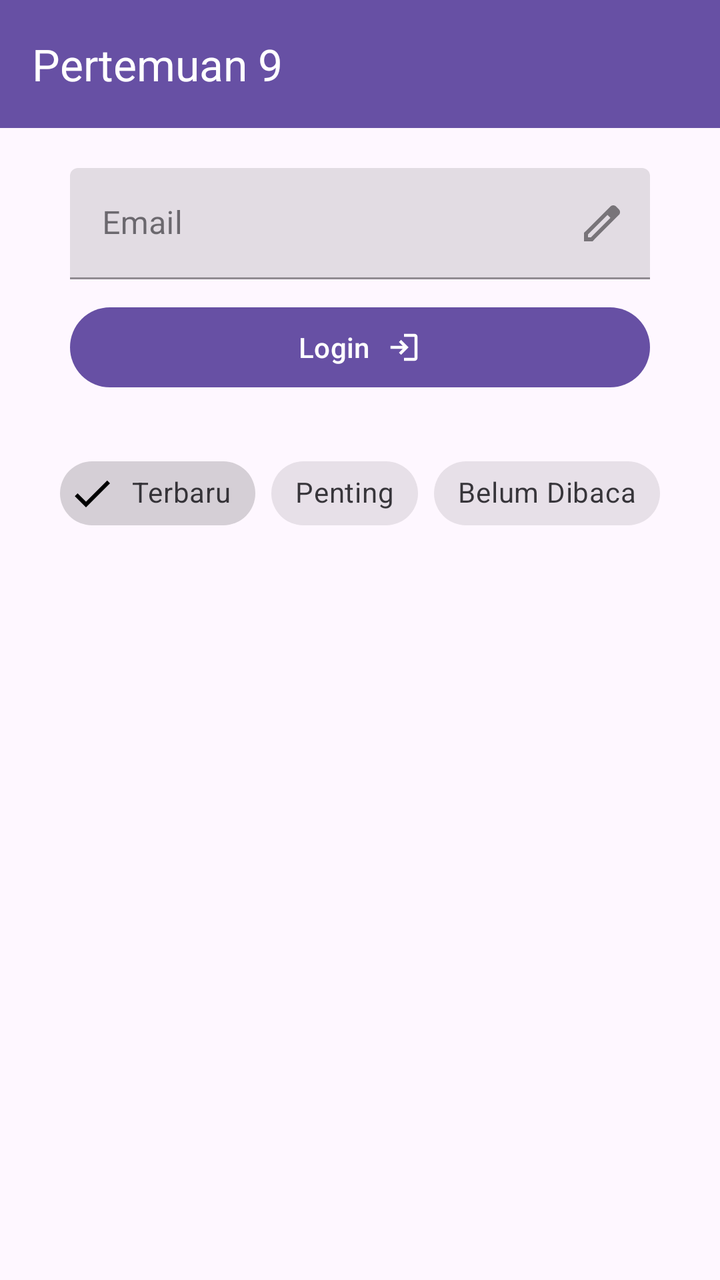
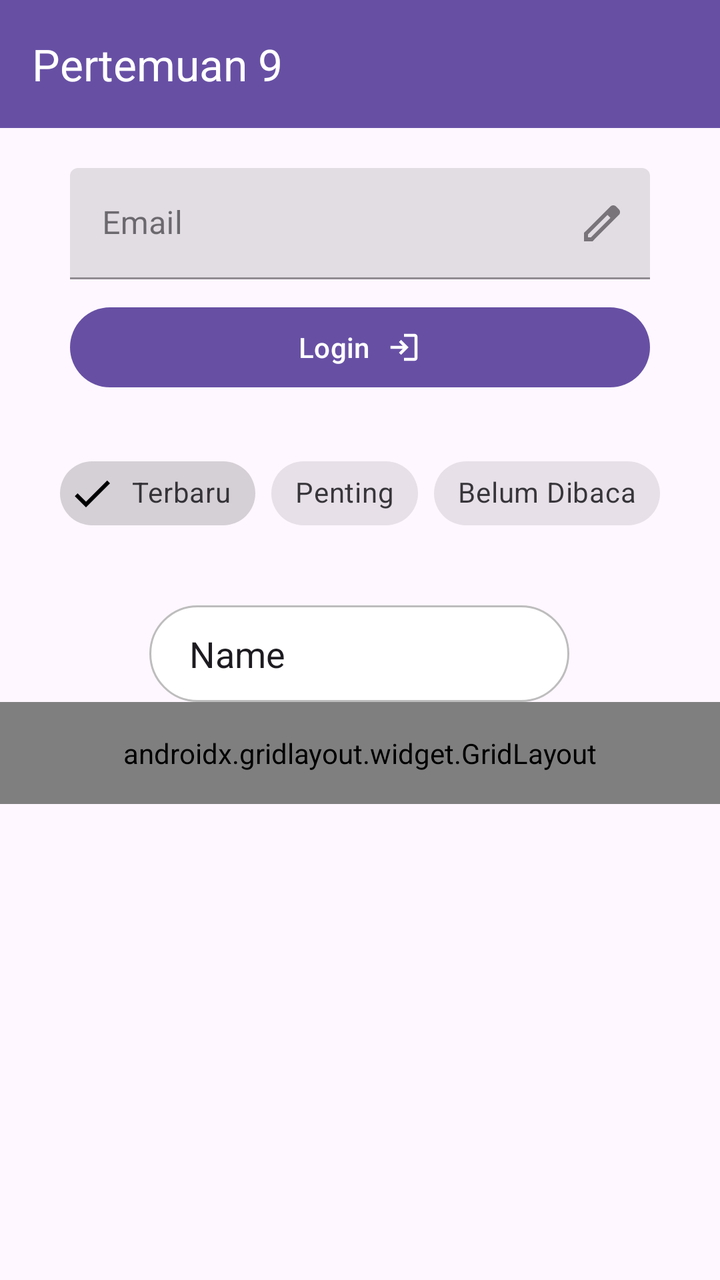

Screens rendered from an Android XML layout before and after an edit, with the pre-edit source and the edit as a unified diff.
<!-- AndroidManifest.xml: application theme Theme.MersyaApps -->
<!-- res/layout/activity_ninth.xml -->
<?xml version="1.0" encoding="utf-8"?>
<androidx.constraintlayout.widget.ConstraintLayout xmlns:android="http://schemas.android.com/apk/res/android"
    xmlns:app="http://schemas.android.com/apk/res-auto"
    xmlns:tools="http://schemas.android.com/tools"
    android:id="@+id/main"
    android:layout_width="match_parent"
    android:layout_height="match_parent"
    tools:context=".Home.pertemuan9.NinthActivity">

    <androidx.appcompat.widget.Toolbar
        android:id="@+id/toolbar"
        android:layout_width="match_parent"
        android:layout_height="?attr/actionBarSize"
        android:background="?attr/colorPrimary"
        app:titleTextColor="@android:color/white"
        app:title="Pertemuan 9"
        app:layout_scrollFlags="scroll|enterAlways"/>

    <com.google.android.material.textfield.TextInputLayout
        android:id="@+id/textInputLayout"
        style="@style/Widget.MaterialComponents.TextInputLayout.FilledBox"
        android:layout_width="match_parent"
        android:layout_height="wrap_content"
        android:layout_marginHorizontal="35dp"
        android:layout_marginTop="20dp"
        android:hint="Email"
        app:layout_constraintEnd_toEndOf="parent"
        app:layout_constraintStart_toStartOf="parent"
        app:layout_constraintTop_toBottomOf="@+id/toolbar"
        app:endIconMode="custom"
        app:endIconDrawable="@drawable/ic_edit">

        <com.google.android.material.textfield.TextInputEditText
            android:id="@+id/etEmail"
            android:layout_width="match_parent"
            android:layout_height="wrap_content"
            android:inputType="textEmailAddress" />
    </com.google.android.material.textfield.TextInputLayout>

    <com.google.android.material.button.MaterialButton
        android:id="@+id/btnLogin"
        android:layout_width="match_parent"
        android:layout_height="wrap_content"
        android:layout_marginHorizontal="35dp"
        android:layout_marginTop="10dp"
        android:text="Login"
        app:icon="@drawable/ic_login"
        app:iconGravity="textEnd"
        app:layout_constraintEnd_toEndOf="parent"
        app:layout_constraintStart_toStartOf="parent"
        app:layout_constraintTop_toBottomOf="@+id/textInputLayout"
        app:rippleColor="@color/bg"/>

    <com.google.android.material.chip.ChipGroup
        android:id="@+id/chipGroupFilter"
        android:layout_width="wrap_content"
        android:layout_height="wrap_content"
        android:layout_marginTop="25dp"
        app:layout_constraintEnd_toEndOf="parent"
        app:layout_constraintStart_toStartOf="parent"
        app:layout_constraintTop_toBottomOf="@+id/btnLogin"
        app:singleSelection="true">

        <com.google.android.material.chip.Chip
            android:id="@+id/chipTerbaru"
            style="@style/Widget.MaterialComponents.Chip.Filter"
            android:layout_width="wrap_content"
            android:layout_height="wrap_content"
            android:checked="true"
            android:text="Terbaru" />

        <com.google.android.material.chip.Chip
            android:id="@+id/chipPenting"
            style="@style/Widget.MaterialComponents.Chip.Filter"
            android:layout_width="wrap_content"
            android:layout_height="wrap_content"
            android:text="Penting" />

        <com.google.android.material.chip.Chip
            android:id="@+id/chipBelumDibaca"
            style="@style/Widget.MaterialComponents.Chip.Filter"
            android:layout_width="wrap_content"
            android:layout_height="wrap_content"
            android:text="Belum Dibaca" />

    </com.google.android.material.chip.ChipGroup>

</androidx.constraintlayout.widget.ConstraintLayout>
<!-- resources referenced by this layout -->
<resources>
  <color name="bg">#9AE91377</color>
  <!-- drawable ic_edit (drawable) -->
  <vector xmlns:android="http://schemas.android.com/apk/res/android" android:height="24dp" android:tint="#000000" android:viewportHeight="960" android:viewportWidth="960" android:width="24dp">
        
      <path android:fillColor="@android:color/white" android:pathData="M200,760L257,760L648,369L591,312L200,703L200,760ZM120,840L120,670L648,143Q660,132 674.5,126Q689,120 705,120Q721,120 736,126Q751,132 762,144L817,200Q829,211 834.5,226Q840,241 840,256Q840,272 834.5,286.5Q829,301 817,313L290,840L120,840ZM760,256L760,256L704,200L704,200L760,256ZM619,341L591,312L591,312L648,369L648,369L619,341Z"/>
      
  </vector>
  <!-- drawable ic_login (drawable) -->
  <vector xmlns:android="http://schemas.android.com/apk/res/android" android:autoMirrored="true" android:height="24dp" android:tint="#000000" android:viewportHeight="960" android:viewportWidth="960" android:width="24dp">
        
      <path android:fillColor="@android:color/white" android:pathData="M480,840L480,760L760,760Q760,760 760,760Q760,760 760,760L760,200Q760,200 760,200Q760,200 760,200L480,200L480,120L760,120Q793,120 816.5,143.5Q840,167 840,200L840,760Q840,793 816.5,816.5Q793,840 760,840L480,840ZM400,680L345,622L447,520L120,520L120,440L447,440L345,338L400,280L600,480L400,680Z"/>
      
  </vector>
  <style name="Theme.MersyaApps" parent="Base.Theme.MersyaApps" />
  <style name="Base.Theme.MersyaApps" parent="Theme.Material3.DayNight.NoActionBar">
          
          
      </style>
</resources>

<!-- the commit's change to res/layout/activity_ninth.xml (unified diff, before → after) -->
@@ -85,4 +85,81 @@
 
     </com.google.android.material.chip.ChipGroup>
 
+
+    <EditText
+        android:id="@+id/editTextText"
+        android:layout_width="wrap_content"
+        android:layout_height="wrap_content"
+        android:layout_marginTop="32dp"
+        android:background="@drawable/edit_text_backgorund"
+        android:ems="10"
+        android:inputType="text"
+        android:text="Name"
+        app:layout_constraintBottom_toBottomOf="parent"
+        app:layout_constraintEnd_toEndOf="parent"
+        app:layout_constraintHorizontal_bias="0.497"
+        app:layout_constraintStart_toStartOf="parent"
+        app:layout_constraintTop_toBottomOf="@+id/chipGroupFilter"
+        app:layout_constraintVertical_bias="0.0" />
+
+    <androidx.gridlayout.widget.GridLayout
+        android:layout_width="match_parent"
+        android:layout_height="wrap_content"
+        android:padding="16dp"
+        app:columnCount="2"
+        app:layout_constraintEnd_toEndOf="parent"
+        app:layout_constraintStart_toStartOf="parent"
+        app:layout_constraintTop_toBottomOf="@+id/editTextText"
+        app:useDefaultMargins="true">
+
+        <com.google.android.material.button.MaterialButton
+            android:text="Menu 1"
+            app:layout_columnWeight="1"
+            app:layout_gravity="fill_horizontal"
+            app:icon="@drawable/ic_home"
+            app:iconGravity="top"
+            app:iconSize="40sp"/>
+
+        <com.google.android.material.button.MaterialButton
+            android:text="Menu 2"
+            app:layout_columnWeight="1"
+            app:layout_gravity="fill_horizontal"
+            app:icon="@drawable/ic_home"
+            app:iconGravity="top"
+            app:iconSize="40sp"/>
+
+        <com.google.android.material.button.MaterialButton
+            android:text="Menu 3"
+            app:layout_columnWeight="1"
+            app:layout_gravity="fill_horizontal"
+            app:icon="@drawable/ic_home"
+            app:iconGravity="top"
+            app:iconSize="40sp"/>
+
+        <com.google.android.material.button.MaterialButton
+            android:text="Menu 4"
+            app:layout_columnWeight="1"
+            app:layout_gravity="fill_horizontal"
+            app:icon="@drawable/ic_home"
+            app:iconGravity="top"
+            app:iconSize="40sp"/>
+
+        <com.google.android.material.button.MaterialButton
+            android:text="Menu 5"
+            app:layout_columnWeight="1"
+            app:layout_gravity="fill_horizontal"
+            app:icon="@drawable/ic_home"
+            app:iconGravity="top"
+            app:iconSize="40sp"/>
+
+        <com.google.android.material.button.MaterialButton
+            android:text="Menu 6"
+            app:layout_columnWeight="1"
+            app:layout_gravity="fill_horizontal"
+            app:icon="@drawable/ic_home"
+            app:iconGravity="top"
+            app:iconSize="40sp"/>
+
+
+    </androidx.gridlayout.widget.GridLayout>
 </androidx.constraintlayout.widget.ConstraintLayout>
<!-- resource entries referenced after the edit -->
@@ -1,10 +1,39 @@
 <!-- resources referenced by this layout -->
 <resources>
   <color name="bg">#9AE91377</color>
+  <!-- drawable edit_text_backgorund (drawable) -->
+  <?xml version="1.0" encoding="utf-8"?>
+  <shape xmlns:android="http://schemas.android.com/apk/res/android"
+      android:shape="rectangle">
+  
+      
+      <solid android:color="#FFFFFF" />
+  
+      
+      <stroke
+          android:width="1dp"
+          android:color="#BDBDBD" />
+  
+      
+      <corners android:radius="30dp" />
+  
+      
+      <padding
+          android:left="20dp"
+          android:top="12dp"
+          android:right="12dp"
+          android:bottom="12dp" />
+  </shape>
   <!-- drawable ic_edit (drawable) -->
   <vector xmlns:android="http://schemas.android.com/apk/res/android" android:height="24dp" android:tint="#000000" android:viewportHeight="960" android:viewportWidth="960" android:width="24dp">
         
       <path android:fillColor="@android:color/white" android:pathData="M200,760L257,760L648,369L591,312L200,703L200,760ZM120,840L120,670L648,143Q660,132 674.5,126Q689,120 705,120Q721,120 736,126Q751,132 762,144L817,200Q829,211 834.5,226Q840,241 840,256Q840,272 834.5,286.5Q829,301 817,313L290,840L120,840ZM760,256L760,256L704,200L704,200L760,256ZM619,341L591,312L591,312L648,369L648,369L619,341Z"/>
+      
+  </vector>
+  <!-- drawable ic_home (drawable) -->
+  <vector xmlns:android="http://schemas.android.com/apk/res/android" android:height="24dp" android:tint="#000000" android:viewportHeight="960" android:viewportWidth="960" android:width="24dp">
+        
+      <path android:fillColor="@android:color/white" android:pathData="M183.5,776.5Q160,753 160,720Q160,687 183.5,663.5Q207,640 240,640Q273,640 296.5,663.5Q320,687 320,720Q320,753 296.5,776.5Q273,800 240,800Q207,800 183.5,776.5ZM423.5,776.5Q400,753 400,720Q400,687 423.5,663.5Q447,640 480,640Q513,640 536.5,663.5Q560,687 560,720Q560,753 536.5,776.5Q513,800 480,800Q447,800 423.5,776.5ZM663.5,776.5Q640,753 640,720Q640,687 663.5,663.5Q687,640 720,640Q753,640 776.5,663.5Q800,687 800,720Q800,753 776.5,776.5Q753,800 720,800Q687,800 663.5,776.5ZM183.5,536.5Q160,513 160,480Q160,447 183.5,423.5Q207,400 240,400Q273,400 296.5,423.5Q320,447 320,480Q320,513 296.5,536.5Q273,560 240,560Q207,560 183.5,536.5ZM423.5,536.5Q400,513 400,480Q400,447 423.5,423.5Q447,400 480,400Q513,400 536.5,423.5Q560,447 560,480Q560,513 536.5,536.5Q513,560 480,560Q447,560 423.5,536.5ZM663.5,536.5Q640,513 640,480Q640,447 663.5,423.5Q687,400 720,400Q753,400 776.5,423.5Q800,447 800,480Q800,513 776.5,536.5Q753,560 720,560Q687,560 663.5,536.5ZM183.5,296.5Q160,273 160,240Q160,207 183.5,183.5Q207,160 240,160Q273,160 296.5,183.5Q320,207 320,240Q320,273 296.5,296.5Q273,320 240,320Q207,320 183.5,296.5ZM423.5,296.5Q400,273 400,240Q400,207 423.5,183.5Q447,160 480,160Q513,160 536.5,183.5Q560,207 560,240Q560,273 536.5,296.5Q513,320 480,320Q447,320 423.5,296.5ZM663.5,296.5Q640,273 640,240Q640,207 663.5,183.5Q687,160 720,160Q753,160 776.5,183.5Q800,207 800,240Q800,273 776.5,296.5Q753,320 720,320Q687,320 663.5,296.5Z"/>
       
   </vector>
   <!-- drawable ic_login (drawable) -->
